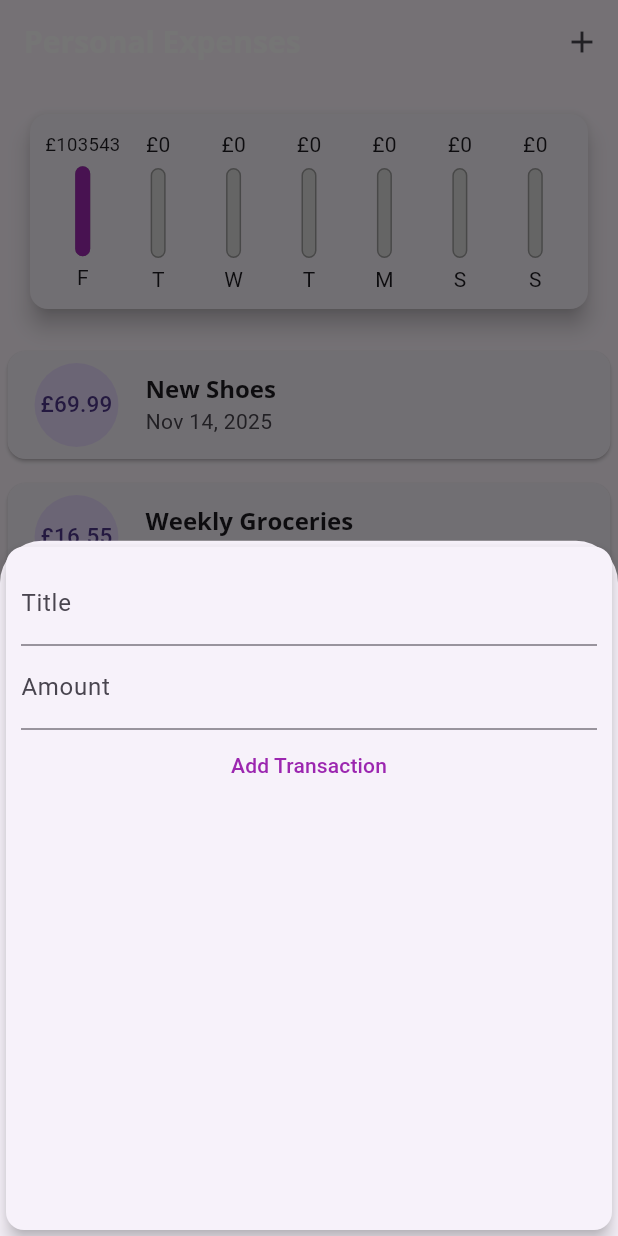
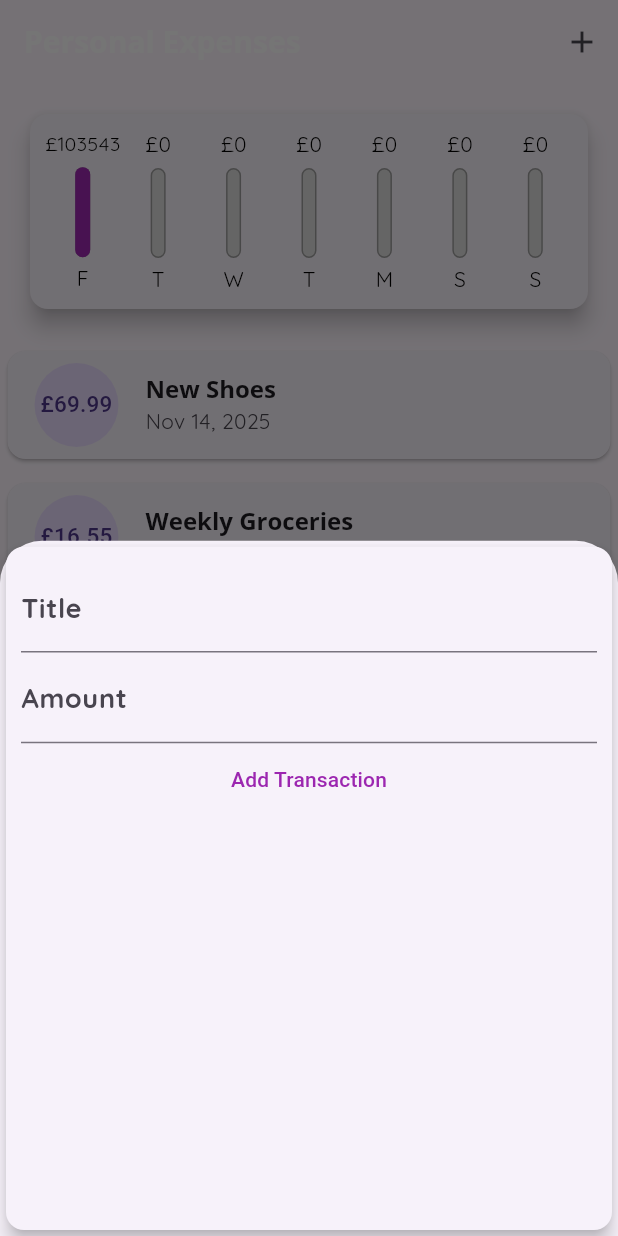
Before and after one commit to aindroid/expense_planner, a Flutter app: the screen it shows after launch, after a tap on the "add" icon, on a phone screen of 412 x 824 dp. Run offline on Flutter 3.47's test engine with Material 3 defaults, Android fonts, the phone set to English and light mode, and no system bars.

Commit message:
Update project

```diff
--- a/lib/examples/flex_example.dart
+++ b/lib/examples/flex_example.dart
@@ -7,8 +7,8 @@ class MyAltHomePage extends StatelessWidget {
     children: <Widget>[
       Container(
         height: 100,
+        color: Colors.red,
         child: Text('Item 1'),
-        color: Colors.red,
       ),
       Expanded(
         flex: 5,
@@ -16,8 +16,8 @@ class MyAltHomePage extends StatelessWidget {
         child: Container(
           height: 100,
           width: 100,
+          color: Colors.blue,
           child: Text('Item 2'),
-          color: Colors.blue,
         ),
       ),
       Flexible(
@@ -25,8 +25,8 @@ class MyAltHomePage extends StatelessWidget {
         fit: FlexFit.loose,
         child: Container(
           height: 100,
+          color: Colors.orange,
           child: Text('Item 3'),
-          color: Colors.orange,
         ),
       ),
     ],
@@ -37,18 +37,18 @@ class MyAltHomePage extends StatelessWidget {
     children: <Widget>[
       Container(
         height: 100,
+        color: Colors.red,
         child: Text('Item 1 - pretty big!'),
-        color: Colors.red,
       ),
       Container(
         height: 100,
+        color: Colors.blue,
         child: Text('Item 2'),
-        color: Colors.blue,
       ),
       Container(
         height: 100,
+        color: Colors.orange,
         child: Text('Item 3'),
-        color: Colors.orange,
       ),
     ],
   );
@@ -60,8 +60,8 @@ class MyAltHomePage extends StatelessWidget {
         flex: 1,
         child: Container(
           height: 100,
+          color: Colors.red,
           child: Text('Item 1'),
-          color: Colors.red,
         ),
       ),
       Expanded(
@@ -70,20 +70,22 @@ class MyAltHomePage extends StatelessWidget {
         child: Container(
           height: 100,
           width: 100,
+          color: Colors.blue,
           child: Text('Item 2'),
-          color: Colors.blue,
         ),
       ),
       Expanded(
         flex: 1,
         child: Container(
           height: 100,
+          color: Colors.orange,
           child: Text('Item 3'),
-          color: Colors.orange,
         ),
       ),
     ],
   );
+
+  MyAltHomePage({super.key});
 
   @override
   Widget build(BuildContext context) {
--- a/lib/main.dart
+++ b/lib/main.dart
@@ -4,6 +4,8 @@ import 'package:flutter/material.dart';
 void main() => runApp(MyApp());
 
 class MyApp extends StatelessWidget {
+  const MyApp({super.key});
+
   @override
   Widget build(BuildContext context) {
     final titleTextStyle = ThemeData.light().appBarTheme.titleTextStyle;
@@ -14,7 +16,18 @@ class MyApp extends StatelessWidget {
               .colorScheme
               .copyWith(secondary: Colors.amber, primary: Colors.purple),
           textTheme: ThemeData.light().textTheme.copyWith(
-                headline6: TextStyle(
+                bodyLarge: const TextStyle(
+                  fontFamily: 'Quicksand',
+                  fontSize: 18,
+                  fontWeight: FontWeight.bold,
+                  color: Colors.black,
+                ),
+                bodyMedium: const TextStyle(
+                  fontFamily: 'Quicksand',
+                  fontSize: 14,
+                  color: Colors.black,
+                ),
+                titleLarge: const TextStyle(
                     fontFamily: 'OpenSans',
                     fontSize: 16,
                     fontWeight: FontWeight.bold),
@@ -22,7 +35,7 @@ class MyApp extends StatelessWidget {
           appBarTheme: AppBarTheme(
               titleTextStyle: titleTextStyle != null
                   ? titleTextStyle.copyWith(fontFamily: 'OpenSans')
-                  : TextStyle(
+                  : const TextStyle(
                       fontFamily: 'OpenSans',
                       fontSize: 20,
                       fontWeight: FontWeight.bold)),
--- a/lib/widgets/chart.dart
+++ b/lib/widgets/chart.dart
@@ -6,7 +6,7 @@ import 'package:intl/intl.dart';
 class Chart extends StatelessWidget {
   final List<Transaction> recentTransactions;
 
-  Chart(this.recentTransactions);
+  const Chart(this.recentTransactions, {super.key});
 
   Map<String, Object> dayMap(int index) {
     final weekDay = DateTime.now().subtract(Duration(days: index));
@@ -41,9 +41,9 @@ class Chart extends StatelessWidget {
   Widget build(BuildContext context) {
     return Card(
       elevation: 6,
-      margin: EdgeInsets.all(20),
+      margin: const EdgeInsets.all(20),
       child: Padding(
-        padding: EdgeInsets.all(10),
+        padding: const EdgeInsets.all(10),
         child: Row(
           mainAxisAlignment: MainAxisAlignment.spaceAround,
           children: groupedTransactionValues.map((data) {
--- a/lib/widgets/chart_bar.dart
+++ b/lib/widgets/chart_bar.dart
@@ -5,8 +5,9 @@ class ChartBar extends StatelessWidget {
   final double spendingAmount;
   final double spendingPercentageTotal;
 
-  ChartBar(
-      {required this.label,
+  const ChartBar(
+      {super.key,
+      required this.label,
       required this.spendingAmount,
       required this.spendingPercentageTotal});
 
@@ -15,10 +16,10 @@ class ChartBar extends StatelessWidget {
     return Column(
       children: [
         FittedBox(child: Text('£${spendingAmount.toStringAsFixed(0)}')),
-        SizedBox(
+        const SizedBox(
           height: 6,
         ),
-        Container(
+        SizedBox(
           height: 60,
           width: 10,
           child: Stack(
@@ -26,7 +27,7 @@ class ChartBar extends StatelessWidget {
               Container(
                 decoration: BoxDecoration(
                     border: Border.all(color: Colors.grey, width: 1),
-                    color: Color.fromRGBO(220, 220, 220, 1),
+                    color: const Color.fromRGBO(220, 220, 220, 1),
                     borderRadius: BorderRadius.circular(20)),
               ),
               FractionallySizedBox(
@@ -40,7 +41,7 @@ class ChartBar extends StatelessWidget {
             ],
           ),
         ),
-        SizedBox(
+        const SizedBox(
           height: 4,
         ),
         Text(label),
--- a/lib/widgets/home_page.dart
+++ b/lib/widgets/home_page.dart
@@ -5,6 +5,8 @@ import 'package:expense_planner/widgets/user_input.dart';
 import 'package:flutter/material.dart';
 
 class MyHomePage extends StatefulWidget {
+  const MyHomePage({super.key});
+
   @override
   State<MyHomePage> createState() => _MyHomePageState();
 }
@@ -32,7 +34,7 @@ class _MyHomePageState extends State<MyHomePage> {
   ];
 
   bool isTransactionWithin7Days(Transaction tx) {
-    return tx.date.isAfter(DateTime.now().subtract(Duration(days: 7)));
+    return tx.date.isAfter(DateTime.now().subtract(const Duration(days: 7)));
   }
 
   List<Transaction> get _recentTransactions {
@@ -67,14 +69,14 @@ class _MyHomePageState extends State<MyHomePage> {
   Widget build(BuildContext context) {
     return Scaffold(
       floatingActionButton: FloatingActionButton(
-        child: Icon(Icons.add),
+        child: const Icon(Icons.add),
         onPressed: () {
           _startAddNewTransaction(context);
         },
       ),
       floatingActionButtonLocation: FloatingActionButtonLocation.centerFloat,
       appBar: AppBar(
-        title: Text(
+        title: const Text(
           'Personal Expenses',
         ),
         actions: [
@@ -82,7 +84,7 @@ class _MyHomePageState extends State<MyHomePage> {
               onPressed: () {
                 _startAddNewTransaction(context);
               },
-              icon: Icon(Icons.add))
+              icon: const Icon(Icons.add))
         ],
       ),
       body: SingleChildScrollView(
--- a/lib/widgets/transaction_item.dart
+++ b/lib/widgets/transaction_item.dart
@@ -5,14 +5,14 @@ class TransactionItem extends StatelessWidget {
   final String title;
   final double amount;
   final DateTime date;
-  String formattedDate = '';
+  final String formattedDate;
 
   TransactionItem(
-      {required this.title, required this.amount, required this.date}) {
-    var format = DateFormat.yMMMd('en_US');
-    // var format = DateFormat('dd/MM/yyyy', 'en_US');
-    formattedDate = format.format(date);
-  }
+      {super.key,
+      required this.title,
+      required this.amount,
+      required this.date})
+      : formattedDate = DateFormat.yMMMd('en_US').format(date);
 
   @override
   Widget build(BuildContext context) {
@@ -20,8 +20,8 @@ class TransactionItem extends StatelessWidget {
         child: Row(
       children: [
         Container(
-          margin: EdgeInsets.symmetric(vertical: 10, horizontal: 15),
-          padding: EdgeInsets.all(10),
+          margin: const EdgeInsets.symmetric(vertical: 10, horizontal: 15),
+          padding: const EdgeInsets.all(10),
           decoration: BoxDecoration(
               border:
                   Border.all(color: Theme.of(context).primaryColor, width: 2)),
@@ -38,7 +38,7 @@ class TransactionItem extends StatelessWidget {
           children: [
             Text(
               title,
-              style: Theme.of(context).textTheme.headline6,
+              style: Theme.of(context).textTheme.titleLarge,
             ),
             Text(
               formattedDate,
--- a/lib/widgets/transaction_list.dart
+++ b/lib/widgets/transaction_list.dart
@@ -2,28 +2,26 @@ import 'package:expense_planner/models/transaction.dart';
 import 'package:flutter/material.dart';
 import 'package:intl/intl.dart';
 
-import './transaction_item.dart';
-
 class TransactionList extends StatelessWidget {
   final List<Transaction> transactions;
 
-  TransactionList(this.transactions);
+  const TransactionList(this.transactions, {super.key});
 
   @override
   Widget build(BuildContext context) {
-    return Container(
+    return SizedBox(
         height: 300,
         child: transactions.isEmpty
             ? Column(
                 children: [
                   Text(
                     'No transactions added yet',
-                    style: Theme.of(context).textTheme.headline6,
+                    style: Theme.of(context).textTheme.titleLarge,
                   ),
                   SizedBox(
                     height: 10,
                   ),
-                  Container(
+                  SizedBox(
                       height: 200,
                       child: Image.asset('assets/images/waiting.png',
                           fit: BoxFit.cover))
@@ -42,7 +40,7 @@ class TransactionList extends StatelessWidget {
                     child: ListTile(
                       title: Text(
                         transaction.title,
-                        style: Theme.of(context).textTheme.headline6,
+                        style: Theme.of(context).textTheme.titleLarge,
                       ),
                       subtitle: Text(
                         DateFormat.yMMMd().format(transaction.date),
@@ -50,7 +48,7 @@ class TransactionList extends StatelessWidget {
                       leading: CircleAvatar(
                         radius: 30,
                         child: Padding(
-                            padding: EdgeInsets.all(6),
+                            padding: const EdgeInsets.all(6),
                             child: FittedBox(
                                 child: Text('£${transaction.amount}'))),
                       ),
--- a/lib/widgets/user_input.dart
+++ b/lib/widgets/user_input.dart
@@ -2,7 +2,7 @@ import 'package:flutter/material.dart';
 
 class UserInput extends StatefulWidget {
   final Function onNewTransactionListener;
-  UserInput(this.onNewTransactionListener);
+  const UserInput(this.onNewTransactionListener, {super.key});
 
   @override
   State<UserInput> createState() => _UserInputState();
@@ -31,11 +31,11 @@ class _UserInputState extends State<UserInput> {
     return Card(
       elevation: 5,
       child: Container(
-        padding: EdgeInsets.all(10),
+        padding: const EdgeInsets.all(10),
         child: Column(
           children: [
             TextField(
-              decoration: InputDecoration(labelText: 'Title'),
+              decoration: const InputDecoration(labelText: 'Title'),
               // onChanged: (value) {
               //   titleInput = value;
               // },
@@ -43,7 +43,7 @@ class _UserInputState extends State<UserInput> {
               onSubmitted: (_) => onSubmit(),
             ),
             TextField(
-              decoration: InputDecoration(labelText: 'Amount'),
+              decoration: const InputDecoration(labelText: 'Amount'),
               // onChanged: (value) {
               //   amountInput = value;
               // },
@@ -51,10 +51,12 @@ class _UserInputState extends State<UserInput> {
               keyboardType: TextInputType.number,
               onSubmitted: (_) => onSubmit(),
             ),
-            FlatButton(
+            TextButton(
               onPressed: onSubmit,
-              child: Text('Add Transaction'),
-              textColor: Colors.purple,
+              child: const Text('Add Transaction'),
+              style: TextButton.styleFrom(
+                foregroundColor: Colors.purple,
+              ),
             )
           ],
         ),
--- a/lib/widgets/user_transactions.dart
+++ b/lib/widgets/user_transactions.dart
@@ -4,6 +4,7 @@ import './user_input.dart';
 import 'package:expense_planner/models/transaction.dart';
 
 class UserTransactions extends StatefulWidget {
+  const UserTransactions({super.key});
 
   @override
   State<UserTransactions> createState() => _UserTransactionsState();
@@ -43,6 +44,9 @@ class _UserTransactionsState extends State<UserTransactions> {
     return Column(
         // mainAxisAlignment: MainAxisAlignment.start,
         crossAxisAlignment: CrossAxisAlignment.center,
-        children: [UserInput(_addNewTransaction), TransactionList(_transactions)]);
+        children: [
+          UserInput(_addNewTransaction),
+          TransactionList(_transactions)
+        ]);
   }
 }
--- a/pubspec.yaml
+++ b/pubspec.yaml
@@ -32,8 +32,8 @@ dependencies:
 
   # The following adds the Cupertino Icons font to your application.
   # Use with the CupertinoIcons class for iOS style icons.
-  cupertino_icons: ^1.0.2
-  intl: ^0.17.0
+  cupertino_icons: ^1.0.8
+  intl: ^0.20.2
 
 dev_dependencies:
   flutter_test:
@@ -44,7 +44,7 @@ dev_dependencies:
   # activated in the `analysis_options.yaml` file located at the root of your
   # package. See that file for information about deactivating specific lint
   # rules and activating additional ones.
-  flutter_lints: ^2.0.0
+  flutter_lints: ^6.0.0
 
 # For information on the generic Dart part of this file, see the
 # following page: https://dart.dev/tools/pub/pubspec
```
Also changed, not shown: pubspec.lock, 5 other files.
